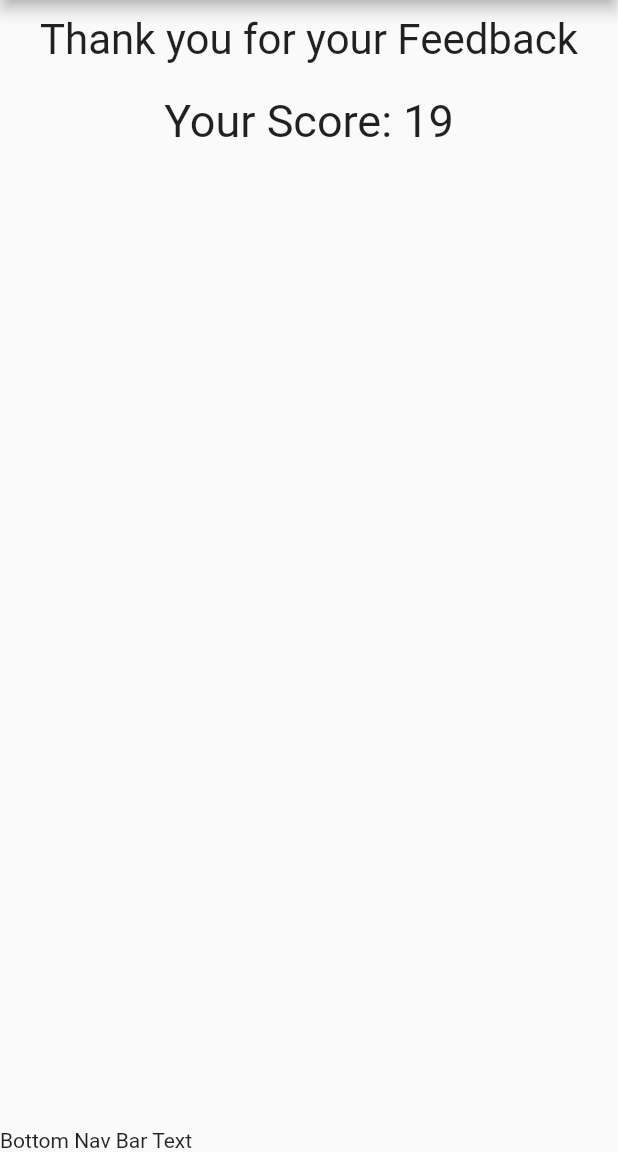
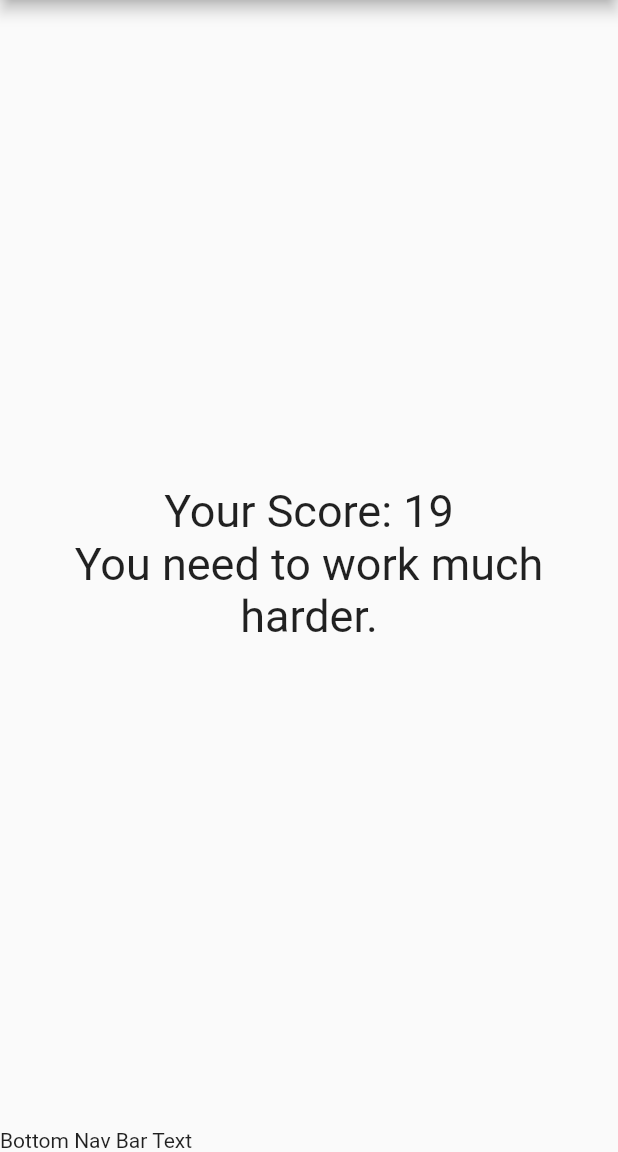
Before and after one commit to abrarhayat/flutter_demo, a Flutter app: the screen it shows after launch, after a tap on "Jetbrains IDEs", after a tap on "Native Apis", after a tap on "Django", on a phone screen of 412 x 824 dp, the part 84-1236 px from its top. Run offline on Flutter 3.47's test engine with Material 2 defaults, Android fonts, the phone set to English and light mode, and no system bars.

Commit message:
Added a getter to get phrase based on score, also added the option to bold centered text widgets

```diff
--- a/lib/centeredText.dart
+++ b/lib/centeredText.dart
@@ -3,18 +3,25 @@ import "package:flutter/material.dart";
 class CenteredText extends StatelessWidget {
   final double fontSize;
   final String text;
-  CenteredText(this.fontSize, this.text);
+  final bool bold;
+  CenteredText({required this.fontSize, required this.text, this.bold = false});
 
   @override
   Widget build(BuildContext context) {
     return Container(
-      width: double.infinity,
-      margin: EdgeInsets.all(10),
-      child: Text(
-        text,
-        style: TextStyle(fontSize: fontSize),
-        textAlign: TextAlign.center,
-      ),
-    );
+        width: double.infinity,
+        margin: EdgeInsets.all(10),
+        child: bold
+            ? Text(
+                text,
+                style: TextStyle(fontSize: fontSize),
+                textAlign: TextAlign.center,
+              )
+            : Text(
+                text,
+                style:
+                    TextStyle(fontSize: fontSize, fontWeight: FontWeight.bold),
+                textAlign: TextAlign.center,
+              ));
   }
 }
--- a/lib/result.dart
+++ b/lib/result.dart
@@ -3,13 +3,25 @@ import "./centeredText.dart";
 
 class Result extends StatelessWidget {
   final int score;
+
   Result(this.score);
+
+  String get resultPhrase {
+    if (score >= 27) {
+      return "You are on the right path.";
+    } else if (score > 20) {
+      return "You need to work a little bit harder.";
+    }
+    return "You need to work much harder.";
+  }
+
   @override
   Widget build(BuildContext context) {
     print(score);
-    return Column(children: [
-      CenteredText(28, "Thank you for your Feedback"),
-      CenteredText(30, "Your Score: " + score.toString())
-    ]);
+    return Center(
+        child: CenteredText(
+            fontSize: 30,
+            text: "Your Score: " + score.toString() + "\n" + resultPhrase,
+            bold: true));
   }
 }
```
